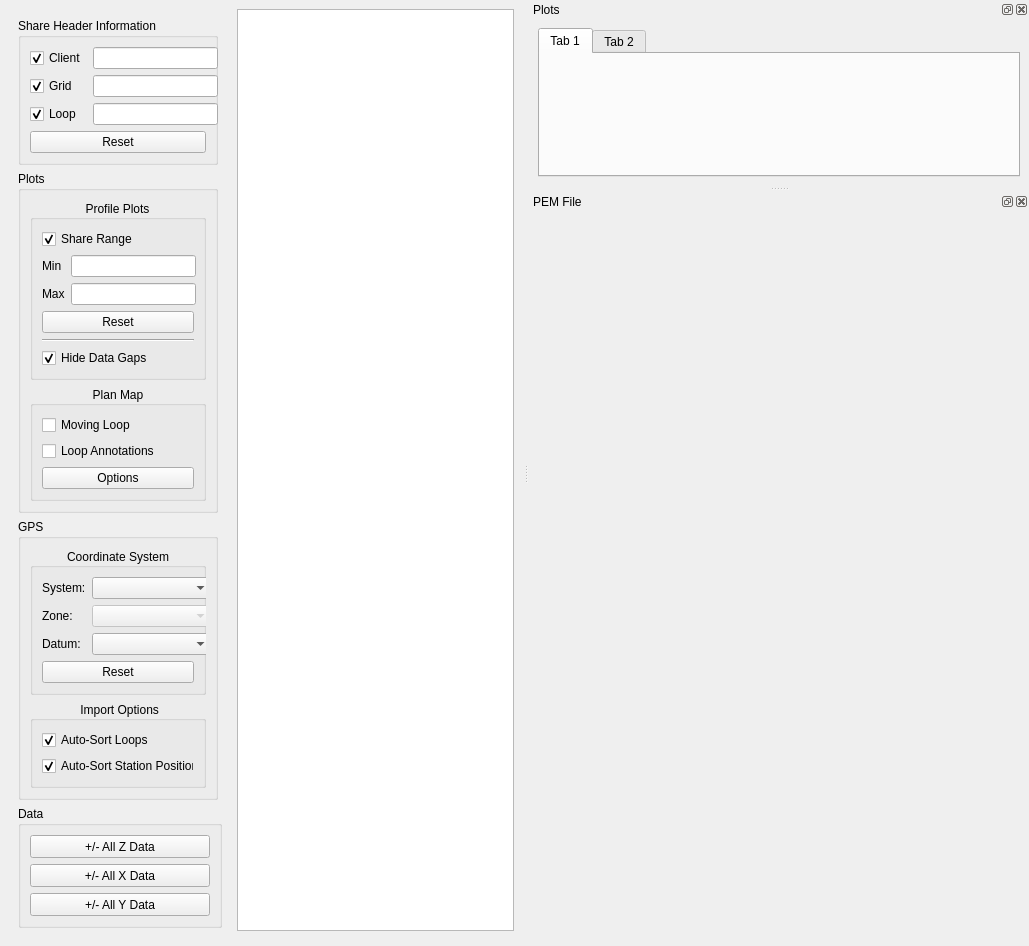
Qt form src/qt_ui/pem_editor_window.ui (Eric-Meunier/Processor-Suite) before a commit.
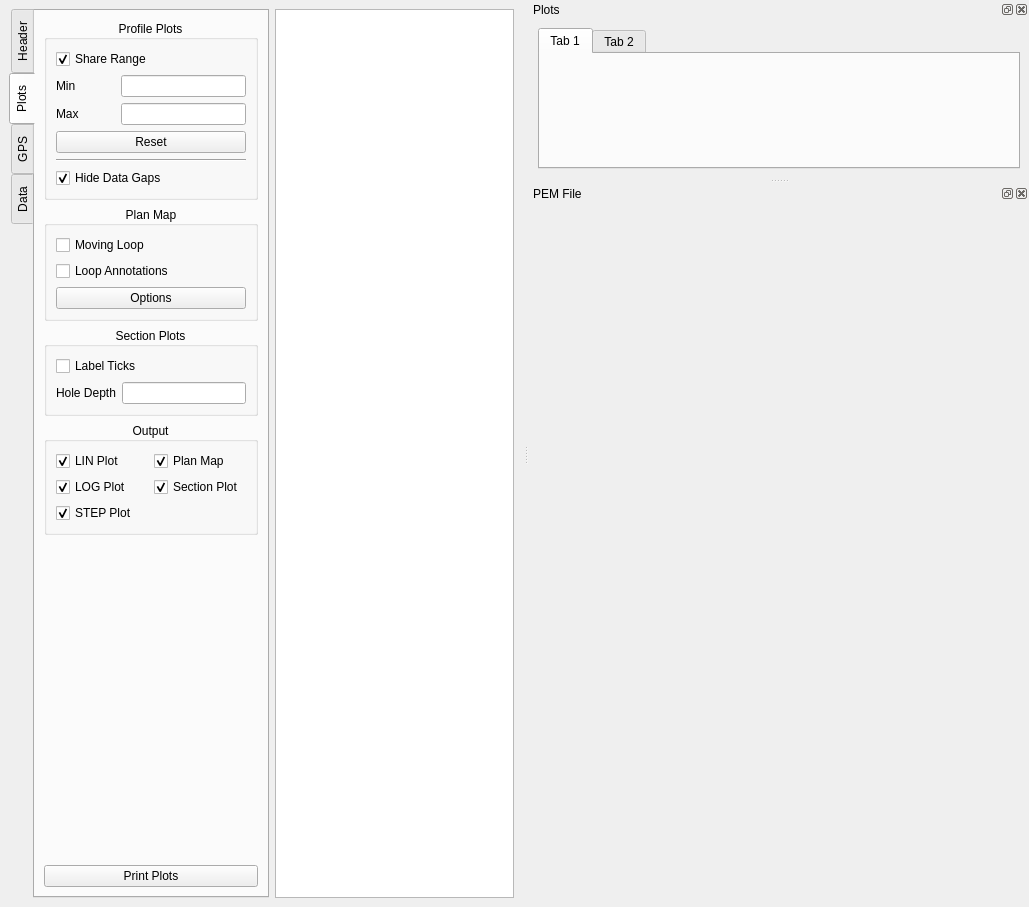
The same form after that commit.

Commit message: SectionPlot complete. Changes to UI.

```diff
--- a/src/qt_ui/pem_editor_window.ui
+++ b/src/qt_ui/pem_editor_window.ui
@@ -58,135 +58,34 @@
       </attribute>
      </widget>
     </item>
-    <item row="0" column="0" rowspan="2">
-     <widget class="QFrame" name="main_frame">
-      <property name="sizePolicy">
-       <sizepolicy hsizetype="Fixed" vsizetype="Expanding">
-        <horstretch>0</horstretch>
-        <verstretch>0</verstretch>
-       </sizepolicy>
-      </property>
-      <property name="frameShape">
-       <enum>QFrame::NoFrame</enum>
-      </property>
-      <property name="frameShadow">
-       <enum>QFrame::Raised</enum>
-      </property>
-      <layout class="QFormLayout" name="formLayout_2">
        <item row="0" column="0">
-        <widget class="QGroupBox" name="share_header_gbox">
+     <widget class="QTabWidget" name="main_frame_tab">
          <property name="sizePolicy">
-          <sizepolicy hsizetype="Fixed" vsizetype="Preferred">
+       <sizepolicy hsizetype="Maximum" vsizetype="Minimum">
            <horstretch>0</horstretch>
            <verstretch>0</verstretch>
           </sizepolicy>
          </property>
-         <property name="minimumSize">
-          <size>
-           <width>200</width>
-           <height>0</height>
-          </size>
-         </property>
-         <property name="maximumSize">
-          <size>
-           <width>200</width>
-           <height>16777215</height>
-          </size>
-         </property>
-         <property name="font">
-          <font>
-           <family>MS Shell Dlg 2</family>
-          </font>
-         </property>
+      <property name="tabPosition">
+       <enum>QTabWidget::West</enum>
+      </property>
+      <property name="currentIndex">
+       <number>1</number>
+      </property>
+      <widget class="QWidget" name="main_frame_header_tab">
+       <attribute name="title">
+        <string>Header</string>
+       </attribute>
+       <layout class="QVBoxLayout" name="verticalLayout_8">
+        <item>
+         <widget class="QGroupBox" name="groupBox_6">
          <property name="title">
           <string>Share Header Information</string>
          </property>
-         <property name="flat">
-          <bool>false</bool>
-         </property>
-         <property name="checkable">
-          <bool>false</bool>
-         </property>
-         <layout class="QGridLayout" name="share_header_layout">
-          <item row="2" column="1">
-           <widget class="QLineEdit" name="loop_edit">
-            <property name="sizePolicy">
-             <sizepolicy hsizetype="Maximum" vsizetype="Fixed">
-              <horstretch>0</horstretch>
-              <verstretch>0</verstretch>
-             </sizepolicy>
-            </property>
-            <property name="minimumSize">
-             <size>
-              <width>125</width>
-              <height>0</height>
-             </size>
-            </property>
-            <property name="maximumSize">
-             <size>
-              <width>100</width>
-              <height>16777215</height>
-             </size>
-            </property>
-           </widget>
-          </item>
-          <item row="1" column="1" alignment="Qt::AlignRight">
-           <widget class="QLineEdit" name="grid_edit">
-            <property name="sizePolicy">
-             <sizepolicy hsizetype="Maximum" vsizetype="Fixed">
-              <horstretch>0</horstretch>
-              <verstretch>0</verstretch>
-             </sizepolicy>
-            </property>
-            <property name="minimumSize">
-             <size>
-              <width>125</width>
-              <height>0</height>
-             </size>
-            </property>
-            <property name="maximumSize">
-             <size>
-              <width>100</width>
-              <height>16777215</height>
-             </size>
-            </property>
-            <property name="frame">
-             <bool>true</bool>
-            </property>
-           </widget>
-          </item>
-          <item row="0" column="1" alignment="Qt::AlignRight">
-           <widget class="QLineEdit" name="client_edit">
-            <property name="sizePolicy">
-             <sizepolicy hsizetype="Fixed" vsizetype="Fixed">
-              <horstretch>0</horstretch>
-              <verstretch>0</verstretch>
-             </sizepolicy>
-            </property>
-            <property name="minimumSize">
-             <size>
-              <width>125</width>
-              <height>0</height>
-             </size>
-            </property>
-            <property name="maximumSize">
-             <size>
-              <width>100</width>
-              <height>16777215</height>
-             </size>
-            </property>
-            <property name="frame">
-             <bool>true</bool>
-            </property>
-           </widget>
-          </item>
-          <item row="3" column="0" colspan="2">
-           <widget class="QPushButton" name="reset_header_btn">
-            <property name="text">
-             <string>Reset</string>
-            </property>
-           </widget>
-          </item>
+          <property name="alignment">
+           <set>Qt::AlignCenter</set>
+          </property>
+          <layout class="QGridLayout" name="gridLayout_6">
           <item row="0" column="0">
            <widget class="QCheckBox" name="share_client_cbox">
             <property name="text">
@@ -197,6 +96,31 @@
             </property>
            </widget>
           </item>
+           <item row="0" column="1">
+            <widget class="QLineEdit" name="client_edit">
+             <property name="sizePolicy">
+              <sizepolicy hsizetype="Expanding" vsizetype="Fixed">
+               <horstretch>0</horstretch>
+               <verstretch>0</verstretch>
+              </sizepolicy>
+             </property>
+             <property name="minimumSize">
+              <size>
+               <width>125</width>
+               <height>0</height>
+              </size>
+             </property>
+             <property name="maximumSize">
+              <size>
+               <width>100</width>
+               <height>16777215</height>
+              </size>
+             </property>
+             <property name="frame">
+              <bool>true</bool>
+             </property>
+            </widget>
+           </item>
           <item row="1" column="0">
            <widget class="QCheckBox" name="share_grid_cbox">
             <property name="text">
@@ -207,8 +131,39 @@
             </property>
            </widget>
           </item>
+           <item row="1" column="1">
+            <widget class="QLineEdit" name="grid_edit">
+             <property name="sizePolicy">
+              <sizepolicy hsizetype="Expanding" vsizetype="Fixed">
+               <horstretch>0</horstretch>
+               <verstretch>0</verstretch>
+              </sizepolicy>
+             </property>
+             <property name="minimumSize">
+              <size>
+               <width>125</width>
+               <height>0</height>
+              </size>
+             </property>
+             <property name="maximumSize">
+              <size>
+               <width>100</width>
+               <height>16777215</height>
+              </size>
+             </property>
+             <property name="frame">
+              <bool>true</bool>
+             </property>
+            </widget>
+           </item>
           <item row="2" column="0">
            <widget class="QCheckBox" name="share_loop_cbox">
+             <property name="sizePolicy">
+              <sizepolicy hsizetype="Minimum" vsizetype="Fixed">
+               <horstretch>0</horstretch>
+               <verstretch>0</verstretch>
+              </sizepolicy>
+             </property>
             <property name="text">
              <string>Loop</string>
             </property>
@@ -220,41 +175,65 @@
             </property>
            </widget>
           </item>
-         </layout>
-        </widget>
-       </item>
-       <item row="3" column="0">
-        <widget class="QGroupBox" name="plots_groupBox">
+           <item row="2" column="1">
+            <widget class="QLineEdit" name="loop_edit">
          <property name="sizePolicy">
-          <sizepolicy hsizetype="Fixed" vsizetype="Preferred">
+              <sizepolicy hsizetype="Expanding" vsizetype="Fixed">
            <horstretch>0</horstretch>
            <verstretch>0</verstretch>
           </sizepolicy>
          </property>
          <property name="minimumSize">
           <size>
-           <width>200</width>
+               <width>125</width>
            <height>0</height>
           </size>
          </property>
          <property name="maximumSize">
           <size>
-           <width>200</width>
+               <width>100</width>
            <height>16777215</height>
           </size>
          </property>
-         <property name="font">
-          <font>
-           <family>MS Shell Dlg 2</family>
-           <weight>50</weight>
-           <bold>false</bold>
-          </font>
-         </property>
-         <property name="title">
+            </widget>
+           </item>
+           <item row="3" column="0" colspan="2">
+            <widget class="QPushButton" name="reset_header_btn">
+             <property name="sizePolicy">
+              <sizepolicy hsizetype="Minimum" vsizetype="Fixed">
+               <horstretch>0</horstretch>
+               <verstretch>0</verstretch>
+              </sizepolicy>
+             </property>
+             <property name="text">
+              <string>Reset</string>
+             </property>
+            </widget>
+           </item>
+          </layout>
+         </widget>
+        </item>
+        <item>
+         <spacer name="verticalSpacer">
+          <property name="orientation">
+           <enum>Qt::Vertical</enum>
+          </property>
+          <property name="sizeHint" stdset="0">
+           <size>
+            <width>20</width>
+            <height>40</height>
+           </size>
+          </property>
+         </spacer>
+        </item>
+       </layout>
+      </widget>
+      <widget class="QWidget" name="main_frame_plots_tab">
+       <attribute name="title">
           <string>Plots</string>
-         </property>
-         <layout class="QGridLayout" name="share_range_layout">
-          <item row="0" column="0" colspan="2">
+       </attribute>
+       <layout class="QVBoxLayout" name="verticalLayout_5">
+        <item>
            <widget class="QGroupBox" name="groupBox_4">
             <property name="title">
              <string>Profile Plots</string>
@@ -367,7 +346,7 @@
             </layout>
            </widget>
           </item>
-          <item row="7" column="0" colspan="2">
+        <item>
            <widget class="QGroupBox" name="groupBox">
             <property name="title">
              <string>Plan Map</string>
@@ -400,35 +379,138 @@
             </layout>
            </widget>
           </item>
-         </layout>
-        </widget>
-       </item>
-       <item row="4" column="0">
-        <widget class="QGroupBox" name="gps_box">
+        <item>
+         <widget class="QGroupBox" name="groupBox_5">
          <property name="sizePolicy">
-          <sizepolicy hsizetype="Fixed" vsizetype="Preferred">
+           <sizepolicy hsizetype="Minimum" vsizetype="Maximum">
            <horstretch>0</horstretch>
            <verstretch>0</verstretch>
           </sizepolicy>
          </property>
-         <property name="minimumSize">
-          <size>
-           <width>200</width>
-           <height>0</height>
-          </size>
-         </property>
-         <property name="maximumSize">
+          <property name="title">
+           <string>Section Plots</string>
+          </property>
+          <property name="alignment">
+           <set>Qt::AlignCenter</set>
+          </property>
+          <layout class="QFormLayout" name="formLayout">
+           <item row="2" column="0">
+            <widget class="QLabel" name="label_4">
+             <property name="text">
+              <string>Hole Depth</string>
+             </property>
+            </widget>
+           </item>
+           <item row="2" column="1">
+            <widget class="QLineEdit" name="section_depth_edit"/>
+           </item>
+           <item row="1" column="0" colspan="2">
+            <widget class="QCheckBox" name="label_section_plot_ticks_cbox">
+             <property name="text">
+              <string>Label Ticks</string>
+             </property>
+            </widget>
+           </item>
+          </layout>
+         </widget>
+        </item>
+        <item>
+         <widget class="QGroupBox" name="groupBox_7">
+          <property name="title">
+           <string>Output</string>
+          </property>
+          <property name="alignment">
+           <set>Qt::AlignCenter</set>
+          </property>
+          <layout class="QGridLayout" name="gridLayout_7">
+           <item row="3" column="0">
+            <widget class="QCheckBox" name="output_step_cbox">
+             <property name="text">
+              <string>STEP Plot</string>
+             </property>
+             <property name="checked">
+              <bool>true</bool>
+             </property>
+            </widget>
+           </item>
+           <item row="1" column="1">
+            <widget class="QCheckBox" name="output_section_cbox">
+             <property name="text">
+              <string>Section Plot</string>
+             </property>
+             <property name="checked">
+              <bool>true</bool>
+             </property>
+            </widget>
+           </item>
+           <item row="0" column="1">
+            <widget class="QCheckBox" name="output_plan_map_cbox">
+             <property name="text">
+              <string>Plan Map</string>
+             </property>
+             <property name="checked">
+              <bool>true</bool>
+             </property>
+            </widget>
+           </item>
+           <item row="0" column="0">
+            <widget class="QCheckBox" name="output_lin_cbox">
+             <property name="text">
+              <string>LIN Plot</string>
+             </property>
+             <property name="checked">
+              <bool>true</bool>
+             </property>
+            </widget>
+           </item>
+           <item row="1" column="0">
+            <widget class="QCheckBox" name="output_log_cbox">
+             <property name="text">
+              <string>LOG Plot</string>
+             </property>
+             <property name="checked">
+              <bool>true</bool>
+             </property>
+            </widget>
+           </item>
+          </layout>
+         </widget>
+        </item>
+        <item>
+         <spacer name="verticalSpacer_4">
+          <property name="orientation">
+           <enum>Qt::Vertical</enum>
+          </property>
+          <property name="sizeHint" stdset="0">
           <size>
-           <width>200</width>
-           <height>16777215</height>
-          </size>
-         </property>
-         <property name="title">
+            <width>20</width>
+            <height>40</height>
+           </size>
+          </property>
+         </spacer>
+        </item>
+        <item>
+         <widget class="QPushButton" name="print_plots_btn">
+          <property name="text">
+           <string>Print Plots</string>
+          </property>
+         </widget>
+        </item>
+       </layout>
+      </widget>
+      <widget class="QWidget" name="main_frame_gps_tab">
+       <attribute name="title">
           <string>GPS</string>
-         </property>
-         <layout class="QVBoxLayout" name="verticalLayout">
+       </attribute>
+       <layout class="QVBoxLayout" name="verticalLayout_6">
           <item>
            <widget class="QGroupBox" name="coord_system_box">
+          <property name="sizePolicy">
+           <sizepolicy hsizetype="Preferred" vsizetype="Maximum">
+            <horstretch>0</horstretch>
+            <verstretch>0</verstretch>
+           </sizepolicy>
+          </property>
             <property name="layoutDirection">
              <enum>Qt::LeftToRight</enum>
             </property>
@@ -550,6 +632,12 @@
           </item>
           <item>
            <widget class="QGroupBox" name="groupBox_3">
+          <property name="sizePolicy">
+           <sizepolicy hsizetype="Preferred" vsizetype="Maximum">
+            <horstretch>0</horstretch>
+            <verstretch>0</verstretch>
+           </sizepolicy>
+          </property>
             <property name="title">
              <string> Import Options</string>
             </property>
@@ -588,13 +676,30 @@
             </layout>
            </widget>
           </item>
-         </layout>
-        </widget>
-       </item>
-       <item row="5" column="0">
+        <item>
+         <spacer name="verticalSpacer_2">
+          <property name="orientation">
+           <enum>Qt::Vertical</enum>
+          </property>
+          <property name="sizeHint" stdset="0">
+           <size>
+            <width>20</width>
+            <height>40</height>
+           </size>
+          </property>
+         </spacer>
+        </item>
+       </layout>
+      </widget>
+      <widget class="QWidget" name="main_frame_data_tab">
+       <attribute name="title">
+        <string>Data</string>
+       </attribute>
+       <layout class="QVBoxLayout" name="verticalLayout_7">
+        <item>
         <widget class="QGroupBox" name="groupBox_2">
          <property name="sizePolicy">
-          <sizepolicy hsizetype="Fixed" vsizetype="Preferred">
+           <sizepolicy hsizetype="Expanding" vsizetype="Maximum">
            <horstretch>0</horstretch>
            <verstretch>0</verstretch>
           </sizepolicy>
@@ -608,6 +713,9 @@
          <property name="title">
           <string>Data</string>
          </property>
+          <property name="alignment">
+           <set>Qt::AlignCenter</set>
+          </property>
          <layout class="QVBoxLayout" name="verticalLayout_2">
           <item>
            <widget class="QPushButton" name="reverseAllZButton">
@@ -660,7 +768,21 @@
          </layout>
         </widget>
        </item>
-      </layout>
+        <item>
+         <spacer name="verticalSpacer_3">
+          <property name="orientation">
+           <enum>Qt::Vertical</enum>
+          </property>
+          <property name="sizeHint" stdset="0">
+           <size>
+            <width>20</width>
+            <height>40</height>
+           </size>
+          </property>
+         </spacer>
+        </item>
+       </layout>
+      </widget>
      </widget>
     </item>
    </layout>
```
Lines whose indentation alone changed are shown as unchanged. The commit also changes 2 other files.
